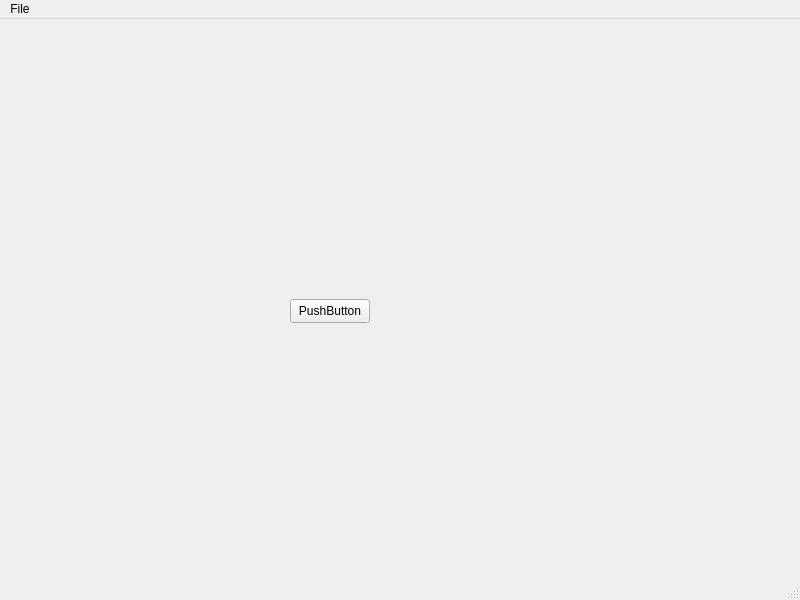
Before: the Qt Designer form UIFiles/UIMainWindow.ui in Joimar/IntelliJPyQtTextEditor, drawn with Qt 5.
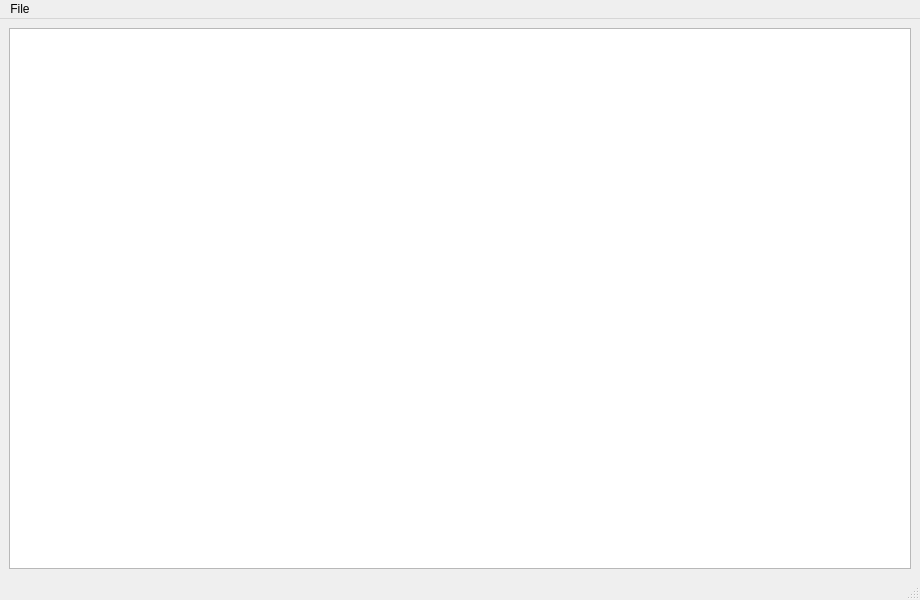
After: the same form once the commit is applied.

The edit to the form file:
```diff
--- a/UIFiles/UIMainWindow.ui
+++ b/UIFiles/UIMainWindow.ui
@@ -6,7 +6,7 @@
    <rect>
     <x>0</x>
     <y>0</y>
-    <width>800</width>
+    <width>920</width>
     <height>600</height>
    </rect>
   </property>
@@ -14,26 +14,18 @@
    <string>MainWindow</string>
   </property>
   <widget class="QWidget" name="centralwidget">
-   <widget class="QPushButton" name="pushButton">
-    <property name="geometry">
-     <rect>
-      <x>290</x>
-      <y>280</y>
-      <width>80</width>
-      <height>24</height>
-     </rect>
-    </property>
-    <property name="text">
-     <string>PushButton</string>
-    </property>
-   </widget>
+   <layout class="QGridLayout" name="gridLayout">
+    <item row="0" column="0">
+     <widget class="QPlainTextEdit" name="plainTextEdit"/>
+    </item>
+   </layout>
   </widget>
   <widget class="QMenuBar" name="menubar">
    <property name="geometry">
     <rect>
      <x>0</x>
      <y>0</y>
-     <width>800</width>
+     <width>920</width>
      <height>21</height>
     </rect>
    </property>
```
